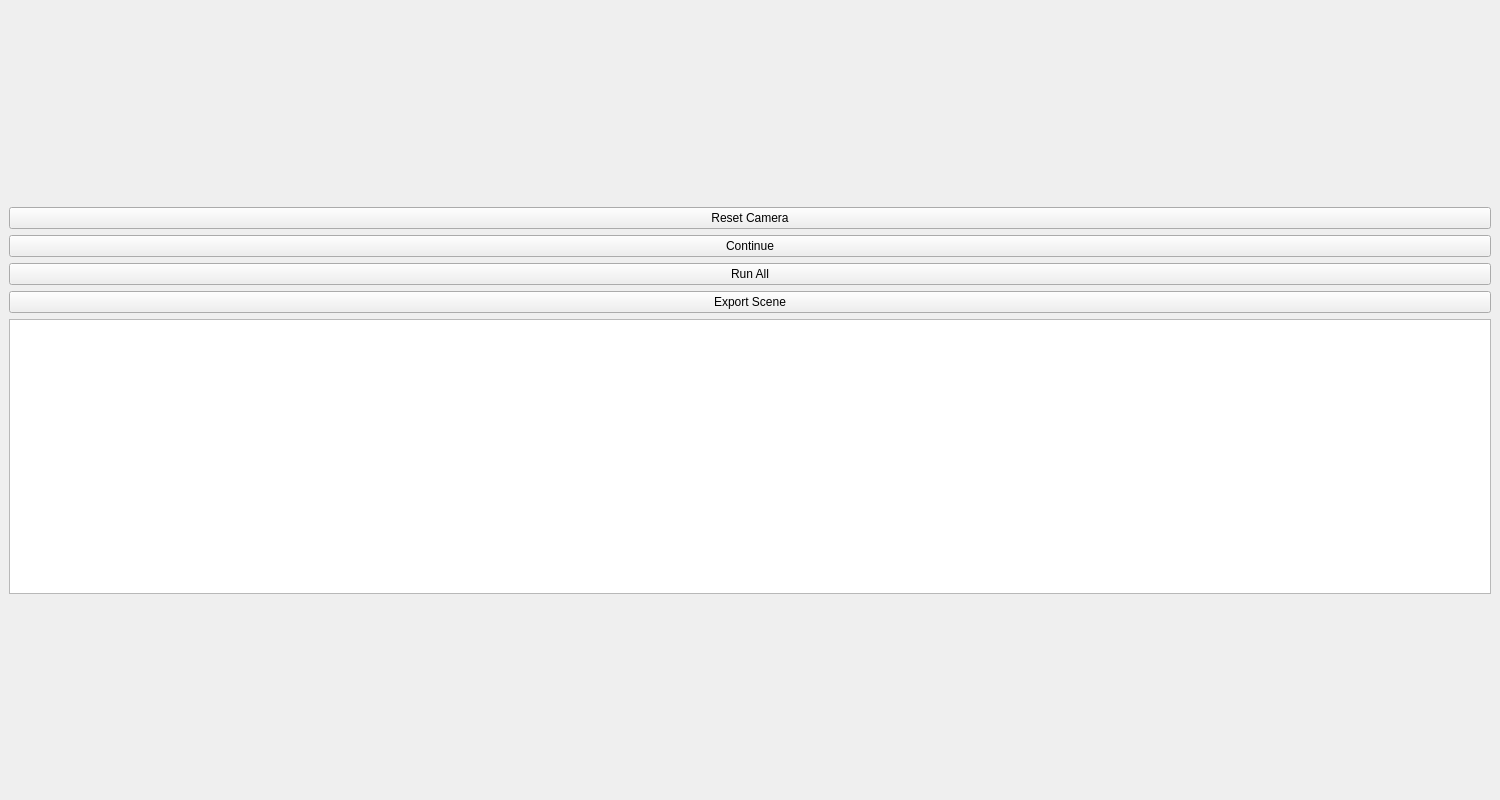
Old version of the form window.ui in the repository DrJPepper/primitives-visualizer.
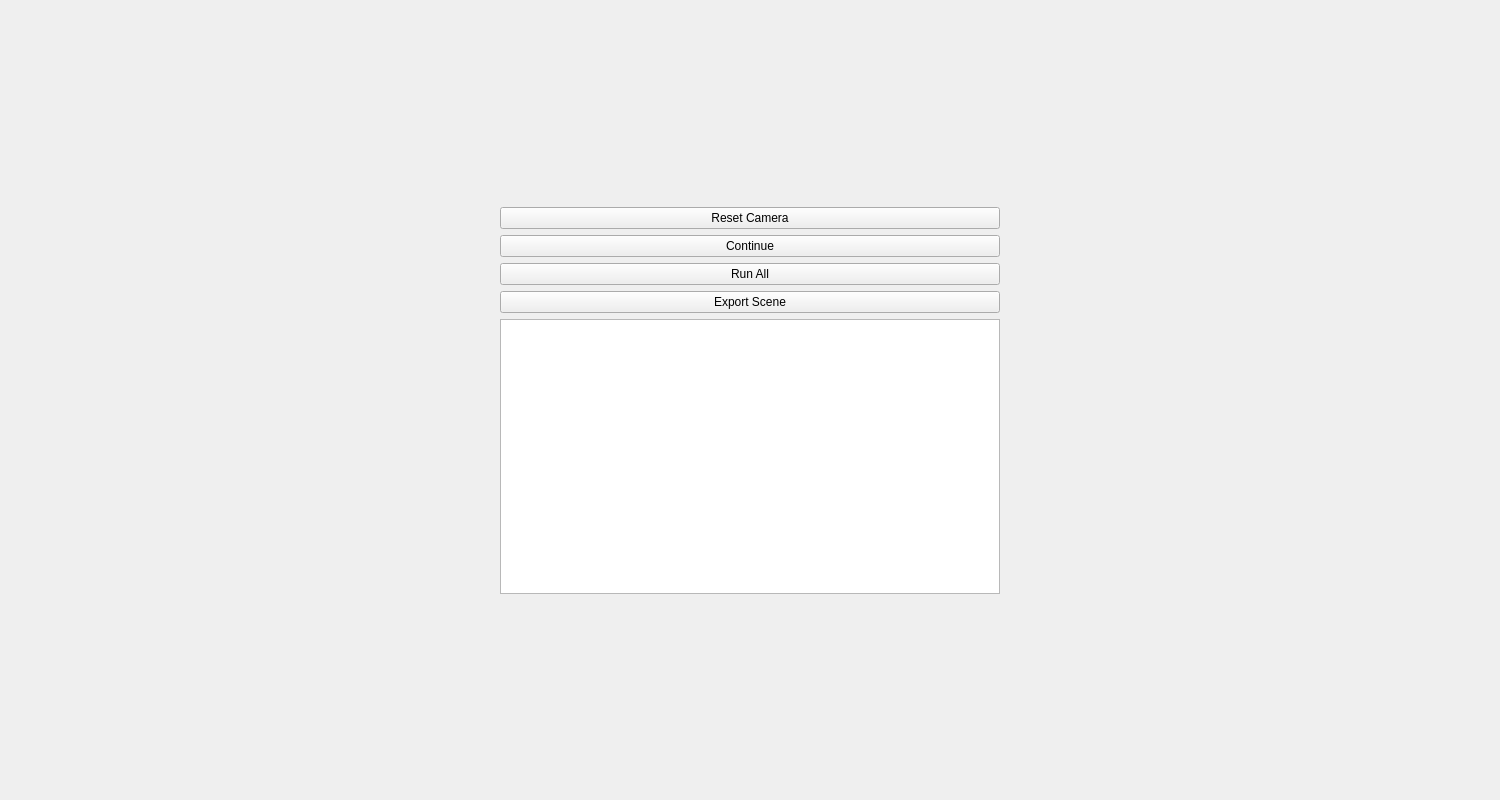
New version of the form.

Commit message: Small changes to ui and model mode picker

Patch:
```diff
--- a/window.ui
+++ b/window.ui
@@ -50,6 +50,9 @@
           <property name="orientation">
            <enum>Qt::Vertical</enum>
           </property>
+          <property name="sizeType">
+           <enum>QSizePolicy::MinimumExpanding</enum>
+          </property>
           <property name="sizeHint" stdset="0">
            <size>
             <width>20</width>
@@ -61,11 +64,23 @@
         <item>
          <widget class="QPushButton" name="centerButton">
           <property name="sizePolicy">
-           <sizepolicy hsizetype="Minimum" vsizetype="Fixed">
+           <sizepolicy hsizetype="MinimumExpanding" vsizetype="Fixed">
             <horstretch>0</horstretch>
             <verstretch>0</verstretch>
            </sizepolicy>
           </property>
+          <property name="minimumSize">
+           <size>
+            <width>300</width>
+            <height>0</height>
+           </size>
+          </property>
+          <property name="maximumSize">
+           <size>
+            <width>500</width>
+            <height>16777215</height>
+           </size>
+          </property>
           <property name="text">
            <string>Reset Camera</string>
           </property>
@@ -74,11 +89,23 @@
         <item>
          <widget class="QPushButton" name="continueButton">
           <property name="sizePolicy">
-           <sizepolicy hsizetype="Minimum" vsizetype="Fixed">
+           <sizepolicy hsizetype="MinimumExpanding" vsizetype="Fixed">
             <horstretch>0</horstretch>
             <verstretch>0</verstretch>
            </sizepolicy>
           </property>
+          <property name="minimumSize">
+           <size>
+            <width>300</width>
+            <height>0</height>
+           </size>
+          </property>
+          <property name="maximumSize">
+           <size>
+            <width>500</width>
+            <height>16777215</height>
+           </size>
+          </property>
           <property name="text">
            <string>Continue</string>
           </property>
@@ -87,11 +114,23 @@
         <item>
          <widget class="QPushButton" name="runallButton">
           <property name="sizePolicy">
-           <sizepolicy hsizetype="Minimum" vsizetype="Fixed">
+           <sizepolicy hsizetype="MinimumExpanding" vsizetype="Fixed">
             <horstretch>0</horstretch>
             <verstretch>0</verstretch>
            </sizepolicy>
           </property>
+          <property name="minimumSize">
+           <size>
+            <width>300</width>
+            <height>0</height>
+           </size>
+          </property>
+          <property name="maximumSize">
+           <size>
+            <width>500</width>
+            <height>16777215</height>
+           </size>
+          </property>
           <property name="text">
            <string>Run All</string>
           </property>
@@ -100,11 +139,23 @@
         <item>
          <widget class="QPushButton" name="exportButton">
           <property name="sizePolicy">
-           <sizepolicy hsizetype="Minimum" vsizetype="Fixed">
+           <sizepolicy hsizetype="MinimumExpanding" vsizetype="Fixed">
             <horstretch>0</horstretch>
             <verstretch>0</verstretch>
            </sizepolicy>
           </property>
+          <property name="minimumSize">
+           <size>
+            <width>300</width>
+            <height>0</height>
+           </size>
+          </property>
+          <property name="maximumSize">
+           <size>
+            <width>500</width>
+            <height>16777215</height>
+           </size>
+          </property>
           <property name="text">
            <string>Export Scene</string>
           </property>
@@ -113,17 +164,23 @@
         <item>
          <widget class="QTextBrowser" name="infoBox">
           <property name="sizePolicy">
-           <sizepolicy hsizetype="Minimum" vsizetype="Preferred">
+           <sizepolicy hsizetype="MinimumExpanding" vsizetype="Preferred">
             <horstretch>0</horstretch>
             <verstretch>0</verstretch>
            </sizepolicy>
           </property>
           <property name="minimumSize">
            <size>
-            <width>0</width>
+            <width>300</width>
             <height>275</height>
            </size>
           </property>
+          <property name="maximumSize">
+           <size>
+            <width>500</width>
+            <height>16777215</height>
+           </size>
+          </property>
          </widget>
         </item>
         <item>
@@ -132,7 +189,7 @@
            <enum>Qt::Vertical</enum>
           </property>
           <property name="sizeType">
-           <enum>QSizePolicy::Expanding</enum>
+           <enum>QSizePolicy::MinimumExpanding</enum>
           </property>
           <property name="sizeHint" stdset="0">
            <size>
```
Left out of the diff: 19 changed lines with no effect on the pictures. The commit also changes 1 other file.
